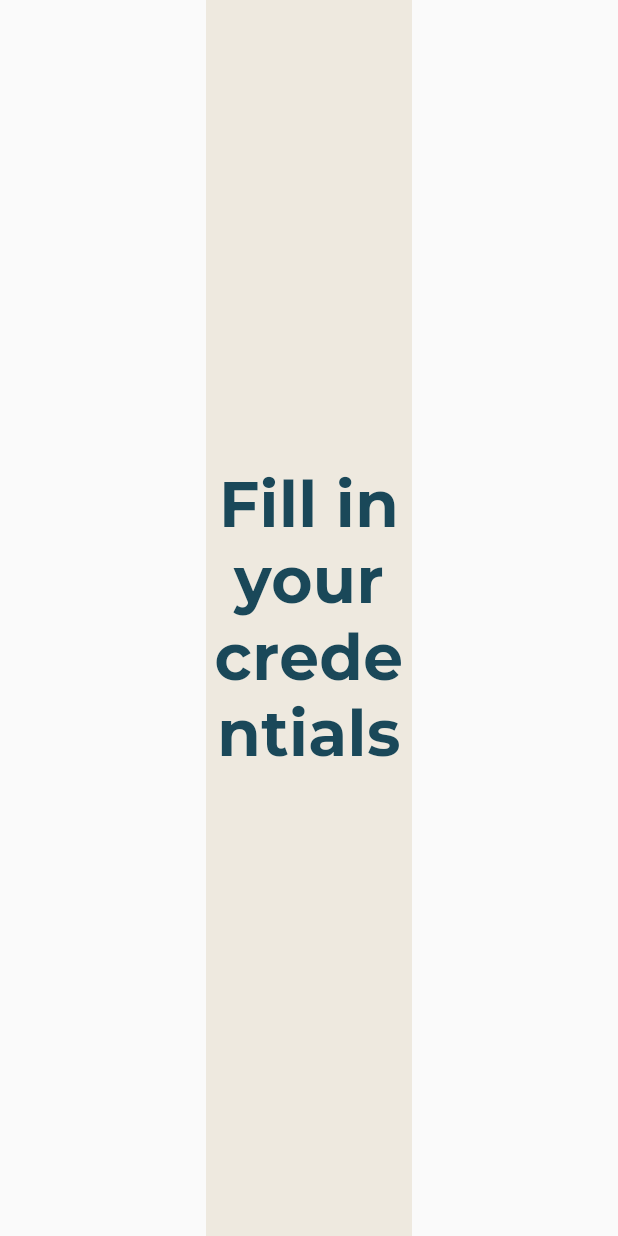
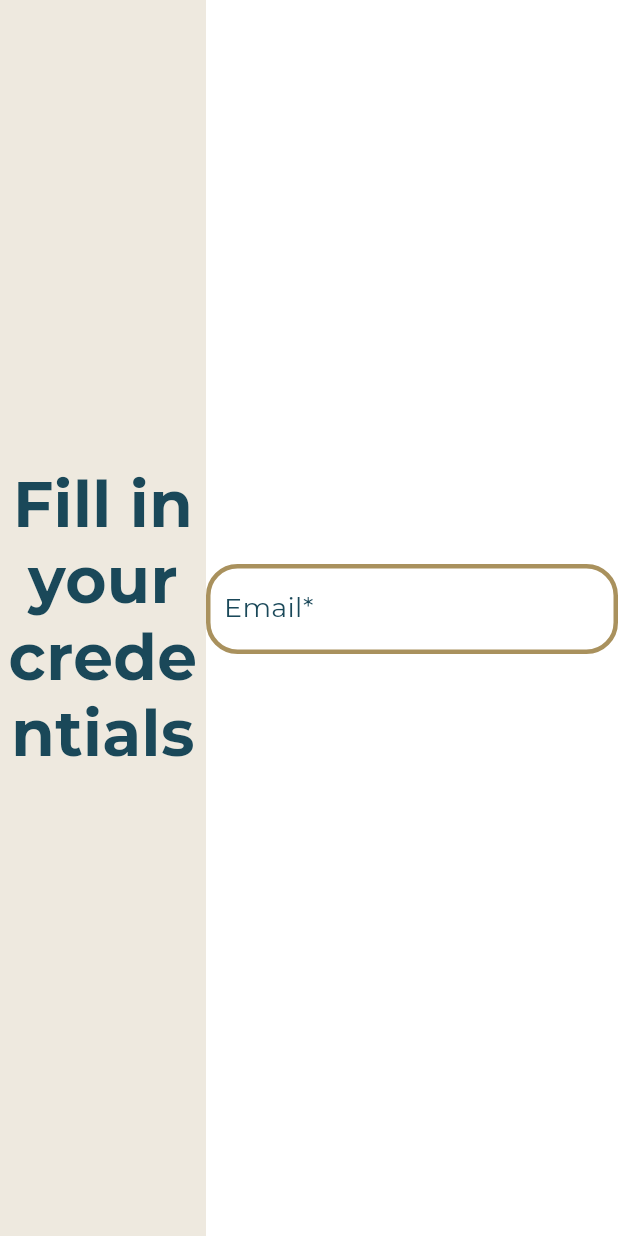
Before and after one commit to mikezamayias/hmu_library_signup_web_interface, a Flutter app: the screen it shows after launch, on a phone screen of 412 x 824 dp. Run offline on Flutter 3.47's test engine with Material 2 defaults, Android fonts, the phone set to English and light mode, and no system bars; drawn by our look-alikes of flutter_styled_toast; our stand-ins replace email_validator, google_fonts.

Commit message:
Refactor
Created a custom widget for text form fields

```diff
--- a/lib/src/views/credentials_view/credentials_view.dart
+++ b/lib/src/views/credentials_view/credentials_view.dart
@@ -1,4 +1,6 @@
 import 'package:flutter/material.dart';
+import 'package:email_validator/email_validator.dart';
+import 'package:hmu_library_signup_web_interface/src/widgets/yellow_text_form_field.dart';
 
 import '../default_view/default_view.dart';
 
@@ -10,10 +12,12 @@
 }
 
 class _CredentialsViewState extends State<CredentialsView> {
+  TextEditingController emailController = TextEditingController();
+
   @override
   Widget build(BuildContext context) {
-    return const DefaultView(
-      headerChildren: [
+    return DefaultView(
+      headerChildren: const [
         Center(
           child: Text(
             'Fill in your\ncredentials',
@@ -26,8 +30,18 @@
         ),
       ],
       contentChildren: [
-        const Spacer(flex: 9,),
-        const Spacer(flex: 9,),
+        const Spacer(
+          flex: 9,
+        ),
+        YellowTextFormField(
+          hintText: 'Enter your email',
+          labelText: 'Email',
+          errorText: 'Please enter your correct email address',
+          textEditingController: emailController,
+        ),
+        const Spacer(
+          flex: 9,
+        ),
       ],
     );
   }
--- /dev/null
+++ b/lib/src/widgets/yellow_text_form_field.dart
@@ -0,0 +1,94 @@
+import 'package:flutter/material.dart';
+import 'package:email_validator/email_validator.dart';
+
+class YellowTextFormField extends StatefulWidget {
+  final String hintText;
+  final String labelText;
+  final String errorText;
+  final TextEditingController textEditingController;
+
+  const YellowTextFormField({
+    Key? key,
+    required this.hintText,
+    required this.labelText,
+    required this.errorText,
+    required this.textEditingController,
+  }) : super(key: key);
+
+  @override
+  _YellowTextFormFieldState createState() => _YellowTextFormFieldState();
+}
+
+class _YellowTextFormFieldState extends State<YellowTextFormField> {
+  @override
+  void dispose() {
+    widget.textEditingController.dispose();
+    super.dispose();
+  }
+
+  @override
+  Widget build(BuildContext context) {
+    return SizedBox(
+      height: 72,
+      width: 300,
+      child: TextFormField(
+        controller: widget.textEditingController,
+        autovalidateMode: AutovalidateMode.onUserInteraction,
+        validator: (value) => EmailValidator.validate(value!)
+            ? null
+            : widget.errorText,
+        cursorColor: const Color(0xFFA9915D),
+        decoration: InputDecoration(
+          hintText: widget.hintText,
+          labelText: '${widget.labelText}*',
+          alignLabelWithHint: true,
+          focusColor: const Color(0xFFA9915D),
+          labelStyle: const TextStyle(
+            fontSize: 18,
+            color: Color(0xFF1A4859),
+          ),
+          focusedBorder: const OutlineInputBorder(
+            borderSide: BorderSide(
+              color: Color(0xFFA9915D),
+              width: 3.0,
+              style: BorderStyle.solid,
+            ),
+            borderRadius: BorderRadius.all(Radius.circular(21)),
+          ),
+          border: const OutlineInputBorder(
+            borderSide: BorderSide(
+              color: Color(0xFFA9915D),
+              width: 3.0,
+              style: BorderStyle.solid,
+            ),
+            borderRadius: BorderRadius.all(Radius.circular(21)),
+          ),
+          enabledBorder: const OutlineInputBorder(
+            borderSide: BorderSide(
+              color: Color(0xFFA9915D),
+              width: 3.0,
+              style: BorderStyle.solid,
+            ),
+            borderRadius: BorderRadius.all(Radius.circular(21)),
+          ),
+          errorBorder: OutlineInputBorder(
+            borderSide: BorderSide(
+              color: Colors.red.shade700,
+              width: 3.0,
+              style: BorderStyle.solid,
+            ),
+            borderRadius: const BorderRadius.all(Radius.circular(21)),
+          ),
+          focusedErrorBorder: OutlineInputBorder(
+            borderSide: BorderSide(
+              color: Colors.red.shade700,
+              width: 3.0,
+              style: BorderStyle.solid,
+            ),
+            borderRadius: const BorderRadius.all(Radius.circular(21)),
+          ),
+        ),
+      ),
+    );
+  }
+}
```
